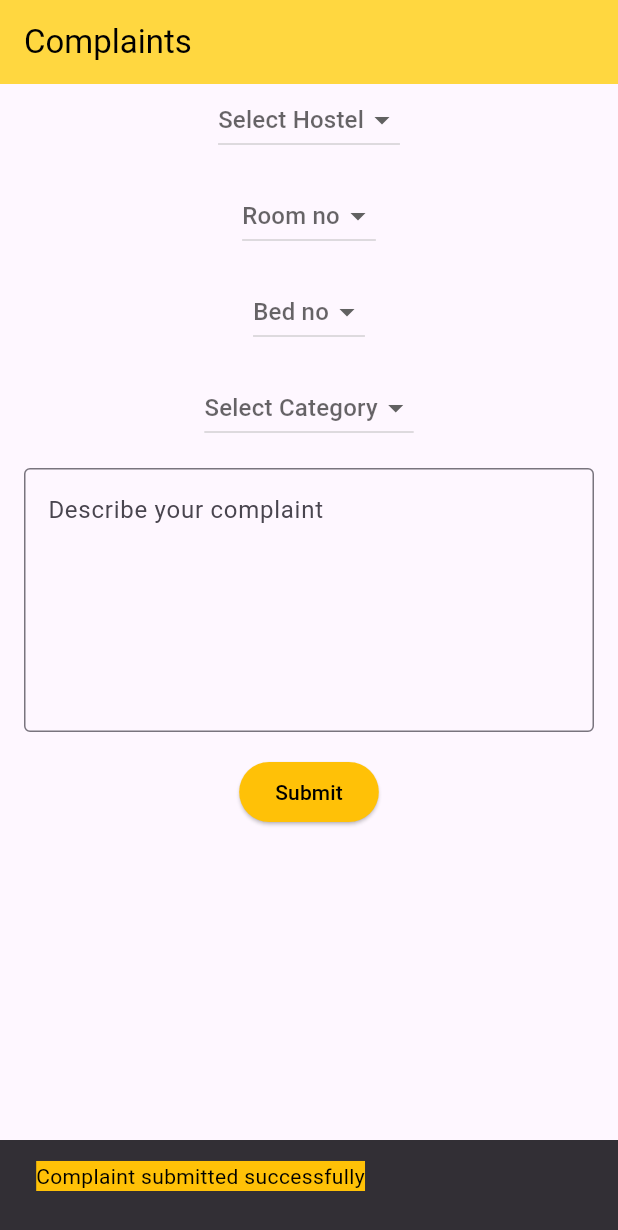
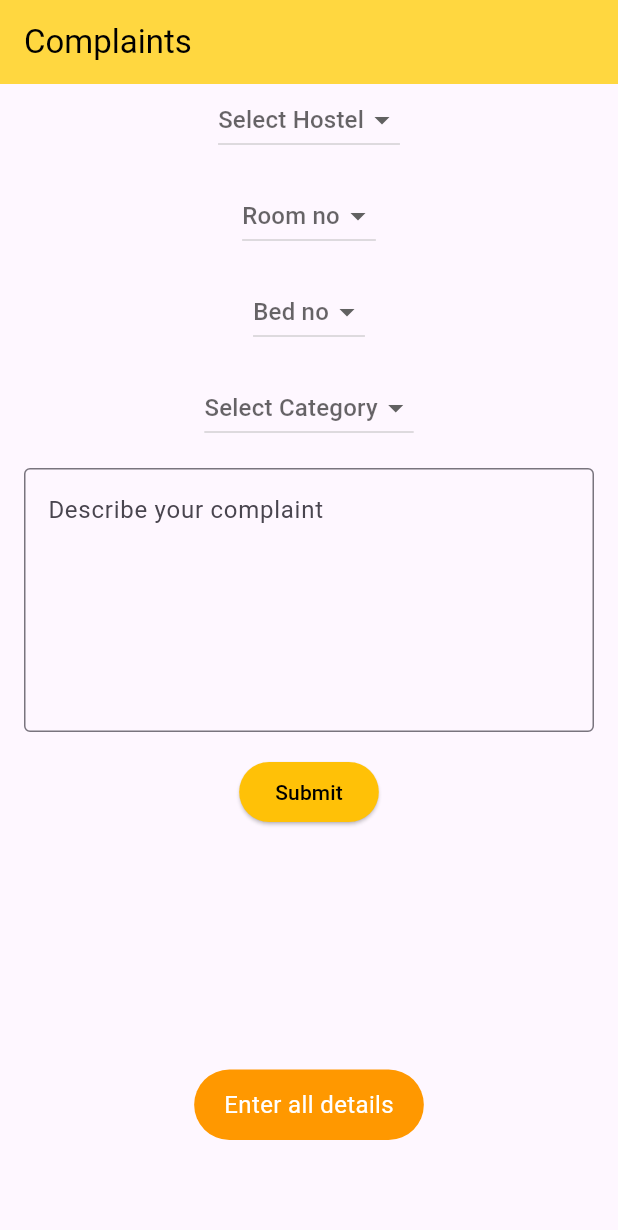
Before and after one commit to Khushi740/hostelhive, a Flutter app: the Complaints screen opened directly, after a tap on "Submit", on a phone screen of 412 x 824 dp. Shown: the top 1230 px of the screen. Run offline on Flutter 3.47's test engine with Material 3 defaults, Android fonts, the phone set to English and light mode, and no system bars; our stand-ins replace cloud_firestore, curved_navigation_bar, email_validator, firebase_auth, firebase_core, flutter_easyloading and 4 more; missing offline and left inert: phone_form_field; accounts and stored records are empty.

```diff
--- a/lib/screens/complaints.dart
+++ b/lib/screens/complaints.dart
@@ -2,7 +2,7 @@ import 'package:flutter/material.dart';
 import 'package:get/get.dart';
 import 'package:cloud_firestore/cloud_firestore.dart';
 import 'package:get/get_connect/http/src/_http/_io/_file_decoder_io.dart';
-
+import 'package:fluttertoast/fluttertoast.dart';
 
 class Complaints extends StatefulWidget {
   const Complaints({Key? key}) : super(key: key);
@@ -18,7 +18,9 @@ class ComplaintsScreenState extends State<Complaints> {
       appBar: AppBar(
         title: Text(
           "Complaints",
-          style: TextStyle(color: Colors.black,),
+          style: TextStyle(
+            color: Colors.black,
+          ),
         ),
         elevation: 0,
         backgroundColor: Colors.amberAccent,
@@ -56,14 +58,15 @@ class _ComplaintsFormState extends State<ComplaintsForm> {
       category = null;
       descriptionController.clear();
     });
-    ScaffoldMessenger.of(context).showSnackBar(
+    /* ScaffoldMessenger.of(context).showSnackBar(
       SnackBar(
           content: Container(padding: EdgeInsets.only(bottom: 16.0),
           child: Text("Complaint submitted successfully", style: TextStyle(backgroundColor: Colors.amber, color: Colors.black),),
       ),
       ),
-    );
+    ); */
   }
+
   @override
   Widget build(BuildContext context) {
     return Column(
@@ -101,7 +104,6 @@ class _ComplaintsFormState extends State<ComplaintsForm> {
             );
           }),
         ),
-
         SizedBox(height: 16),
         DropdownButton<int>(
           value: bed,
@@ -119,7 +121,6 @@ class _ComplaintsFormState extends State<ComplaintsForm> {
             );
           }),
         ),
-
         SizedBox(height: 16),
         DropdownButton<String>(
           value: category,
@@ -139,24 +140,28 @@ class _ComplaintsFormState extends State<ComplaintsForm> {
         ),
         SizedBox(height: 16),
         Container(
-      padding: EdgeInsets.symmetric(horizontal:16),
+          padding: EdgeInsets.symmetric(horizontal: 16),
           child: TextFormField(
             controller: descriptionController,
             decoration: InputDecoration(
               hintText: "Describe your complaint",
               border: OutlineInputBorder(),
-              focusedBorder: OutlineInputBorder(borderSide: BorderSide(color: Colors.amber)),
+              focusedBorder: OutlineInputBorder(
+                  borderSide: BorderSide(color: Colors.amber)),
             ),
             maxLines: 6,
           ),
         ),
         SizedBox(height: 16),
         ElevatedButton(
-            onPressed:(){
-               writeToFirestore( );
+          onPressed: () {
+            writeToFirestore();
             handleSubmit();
           },
-            child: Text("Submit", style: TextStyle(color: Colors.black),),
+          child: Text(
+            "Submit",
+            style: TextStyle(color: Colors.black),
+          ),
           style: ElevatedButton.styleFrom(
             primary: Colors.amber,
           ),
@@ -165,14 +170,16 @@ class _ComplaintsFormState extends State<ComplaintsForm> {
       //),
       // ),
       //  ),
-
     );
   }
+
   void writeToFirestore() {
     if (hostel != null && room != null && bed != null && category != null) {
       FirebaseFirestore firestore = FirebaseFirestore.instance;
 
-      firestore.collection('complaints').add({
+      firestore
+          .collection('complaints')
+          .add({
             'hostel': hostel,
             'room': room,
             'bed': bed,
@@ -180,10 +187,40 @@ class _ComplaintsFormState extends State<ComplaintsForm> {
             'timestamp': FieldValue.serverTimestamp(),
             'description': descriptionController.text,
           })
-          .then((value) => print("Submitted"))
-          .catchError((error) => print("Failed to add data: $error"));
+          .then((value) => Fluttertoast.showToast(
+                msg: "Submitted Successfully",
+                toastLength: Toast
+                    .LENGTH_SHORT, // Duration: Toast.LENGTH_SHORT or Toast.LENGTH_LONG
+                gravity: ToastGravity
+                    .BOTTOM, // Position: ToastGravity.TOP, ToastGravity.CENTER
+                timeInSecForIosWeb: 1, // Duration for iOS and web (in seconds)
+                backgroundColor: Colors.orange, // Background color
+                textColor: Colors.white, // Text color
+                fontSize: 16.0, // Font size
+              ))
+          .catchError((error) => Fluttertoast.showToast(
+                msg: "Error : $error",
+                toastLength: Toast
+                    .LENGTH_SHORT, // Duration: Toast.LENGTH_SHORT or Toast.LENGTH_LONG
+                gravity: ToastGravity
+                    .BOTTOM, // Position: ToastGravity.TOP, ToastGravity.CENTER
+                timeInSecForIosWeb: 1, // Duration for iOS and web (in seconds)
+                backgroundColor: Colors.orange, // Background color
+                textColor: Colors.white, // Text color
+                fontSize: 16.0, // Font size
+              ));
     } else {
-      print("Please fill in all the details");
+      Fluttertoast.showToast(
+        msg: "Enter all details",
+        toastLength: Toast
+            .LENGTH_SHORT, // Duration: Toast.LENGTH_SHORT or Toast.LENGTH_LONG
+        gravity: ToastGravity
+            .BOTTOM, // Position: ToastGravity.TOP, ToastGravity.CENTER
+        timeInSecForIosWeb: 1, // Duration for iOS and web (in seconds)
+        backgroundColor: Colors.orange, // Background color
+        textColor: Colors.white, // Text color
+        fontSize: 16.0, // Font size
+      );
     }
   }
 }
```
Lines whose indentation alone changed are shown as unchanged.
